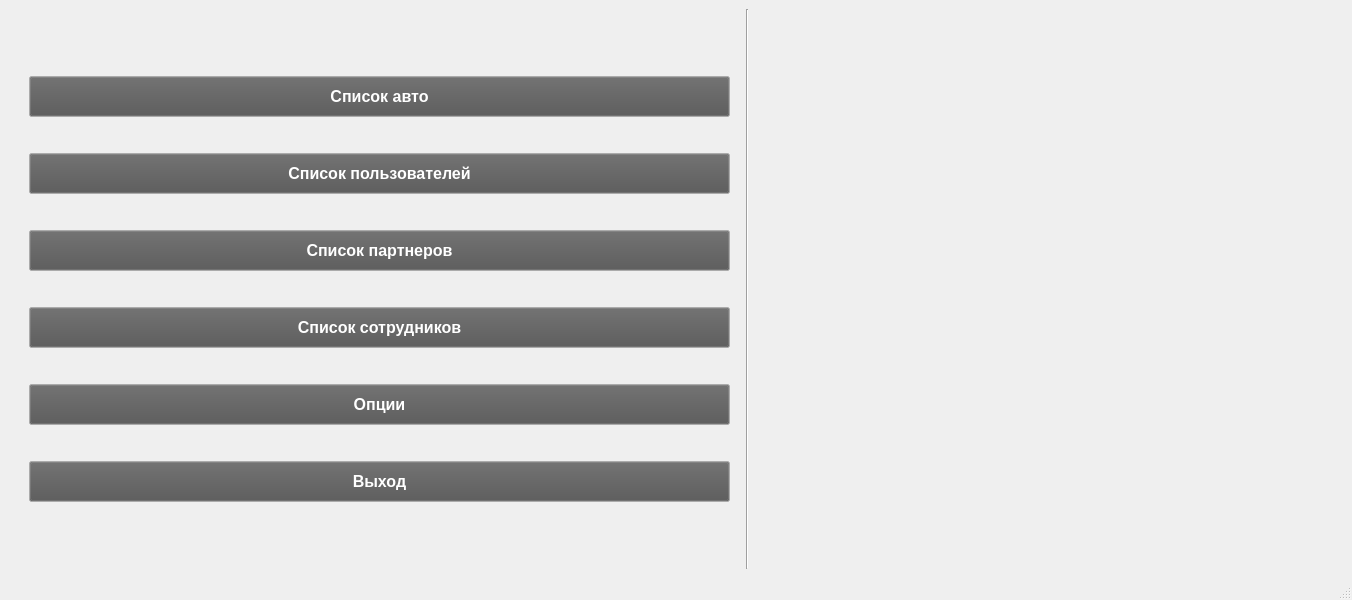
Before: the Qt Designer form mainwindow.ui in RocketBunny727/CarSharring, drawn with Qt 5.
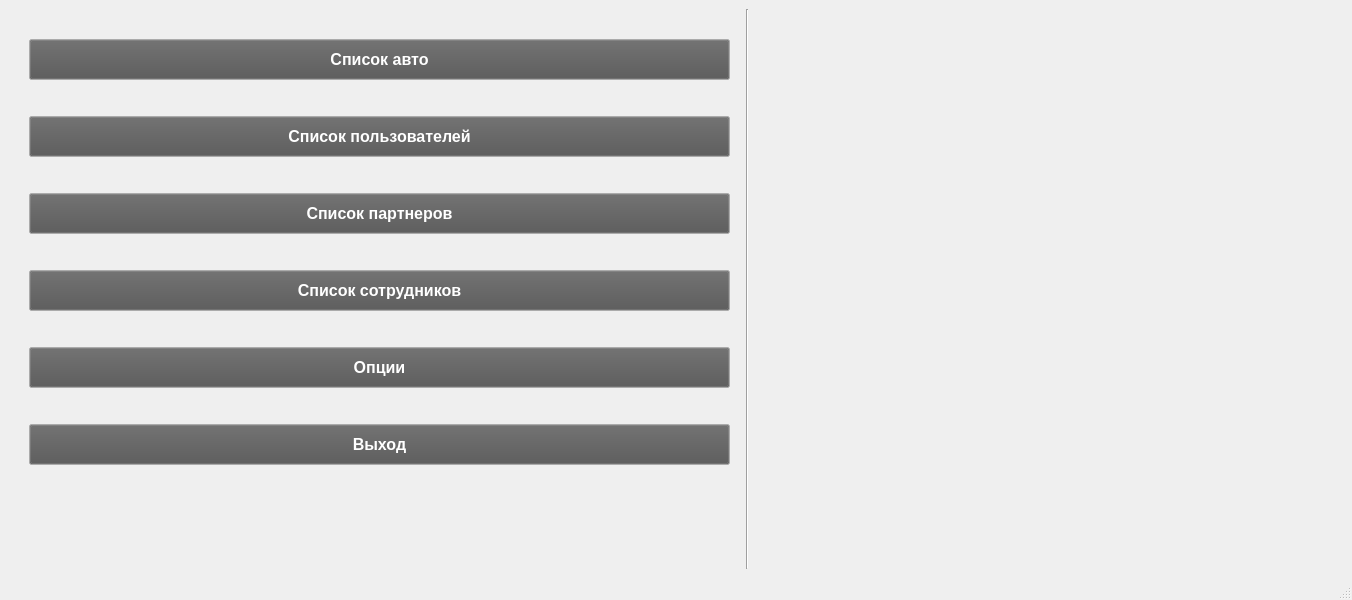
After: the same form once the commit is applied. Icons and pictures are not drawn.

Commit message: add animation of button

What changed in the file:
```diff
--- a/mainwindow.ui
+++ b/mainwindow.ui
@@ -46,10 +46,13 @@
           <property name="orientation">
            <enum>Qt::Orientation::Vertical</enum>
           </property>
+          <property name="sizeType">
+           <enum>QSizePolicy::Policy::Fixed</enum>
+          </property>
           <property name="sizeHint" stdset="0">
            <size>
             <width>20</width>
-            <height>40</height>
+            <height>30</height>
            </size>
           </property>
          </spacer>
@@ -57,7 +60,7 @@
         <item>
          <widget class="QPushButton" name="auto_list_button">
           <property name="sizePolicy">
-           <sizepolicy hsizetype="Expanding" vsizetype="Fixed">
+           <sizepolicy hsizetype="Fixed" vsizetype="Fixed">
             <horstretch>0</horstretch>
             <verstretch>0</verstretch>
            </sizepolicy>
@@ -270,7 +273,7 @@
         <item>
          <widget class="QPushButton" name="user_list_button">
           <property name="sizePolicy">
-           <sizepolicy hsizetype="Expanding" vsizetype="Fixed">
+           <sizepolicy hsizetype="Fixed" vsizetype="Fixed">
             <horstretch>0</horstretch>
             <verstretch>0</verstretch>
            </sizepolicy>
@@ -483,7 +486,7 @@
         <item>
          <widget class="QPushButton" name="partner_list_button">
           <property name="sizePolicy">
-           <sizepolicy hsizetype="Expanding" vsizetype="Fixed">
+           <sizepolicy hsizetype="Fixed" vsizetype="Fixed">
             <horstretch>0</horstretch>
             <verstretch>0</verstretch>
            </sizepolicy>
@@ -696,7 +699,7 @@
         <item>
          <widget class="QPushButton" name="staff_list_button">
           <property name="sizePolicy">
-           <sizepolicy hsizetype="Expanding" vsizetype="Fixed">
+           <sizepolicy hsizetype="Fixed" vsizetype="Fixed">
             <horstretch>0</horstretch>
             <verstretch>0</verstretch>
            </sizepolicy>
@@ -909,7 +912,7 @@
         <item>
          <widget class="QPushButton" name="setting_button">
           <property name="sizePolicy">
-           <sizepolicy hsizetype="Expanding" vsizetype="Fixed">
+           <sizepolicy hsizetype="Fixed" vsizetype="Fixed">
             <horstretch>0</horstretch>
             <verstretch>0</verstretch>
            </sizepolicy>
@@ -1122,7 +1125,7 @@
         <item>
          <widget class="QPushButton" name="exit_button">
           <property name="sizePolicy">
-           <sizepolicy hsizetype="Expanding" vsizetype="Fixed">
+           <sizepolicy hsizetype="Fixed" vsizetype="Fixed">
             <horstretch>0</horstretch>
             <verstretch>0</verstretch>
            </sizepolicy>
```
The commit also changes 2 other files.
